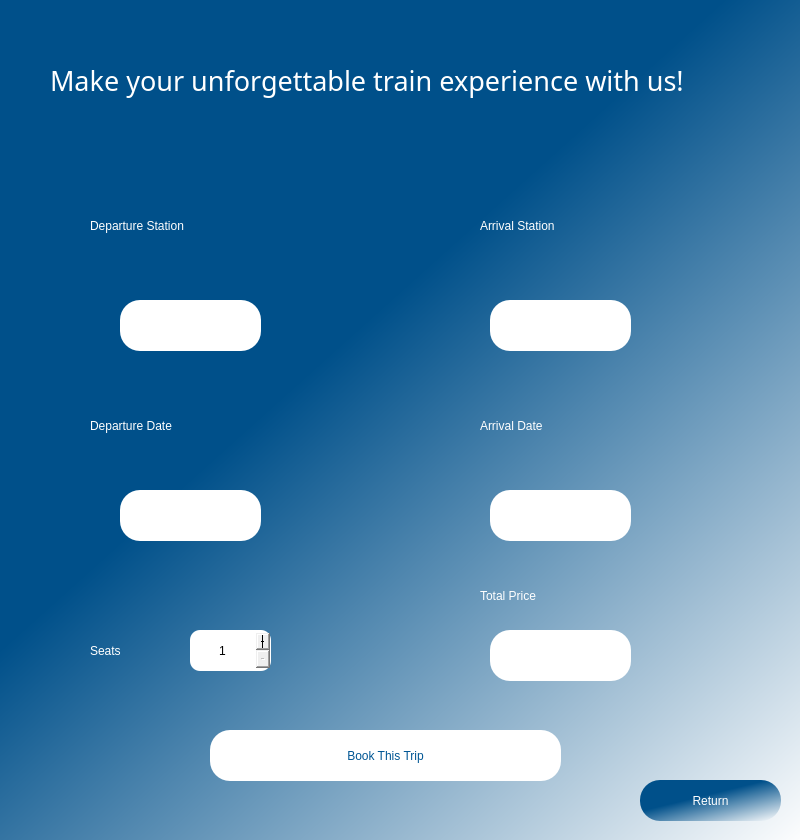
This is ui/BookTrip.ui in kareemsakkary/TrainBookingSystem as Qt 5 draws it before an edit. The edited form follows.
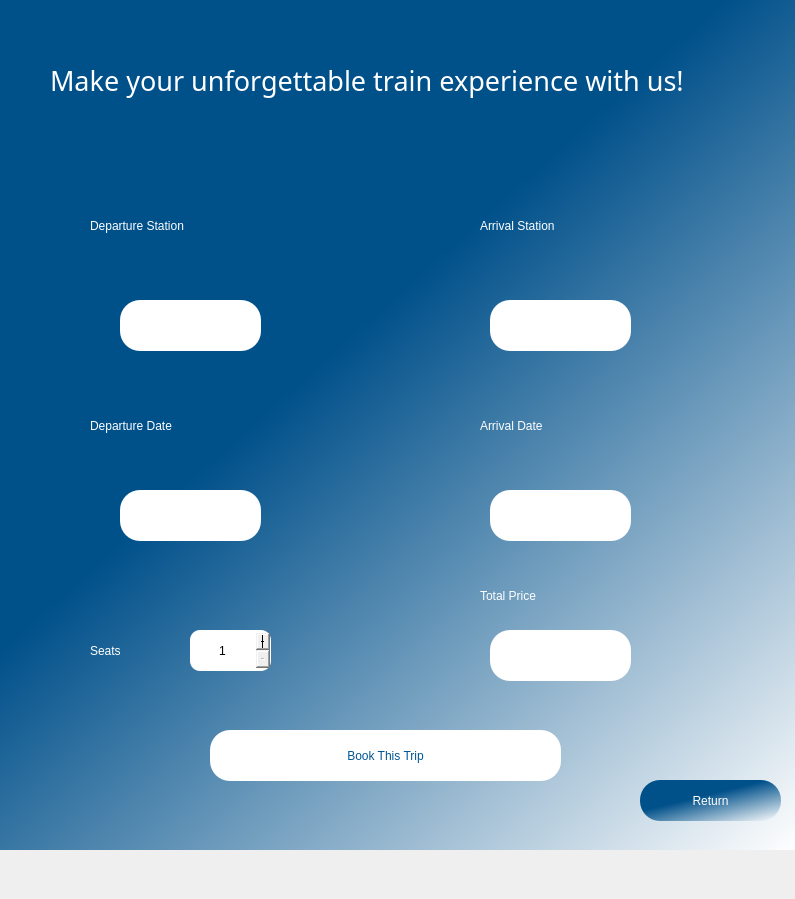
This is the edited form.

Diff of the .ui file:
```diff
--- a/ui/BookTrip.ui
+++ b/ui/BookTrip.ui
@@ -6,8 +6,8 @@
    <rect>
     <x>0</x>
     <y>0</y>
-    <width>800</width>
-    <height>840</height>
+    <width>795</width>
+    <height>899</height>
    </rect>
   </property>
   <property name="windowTitle">
```
